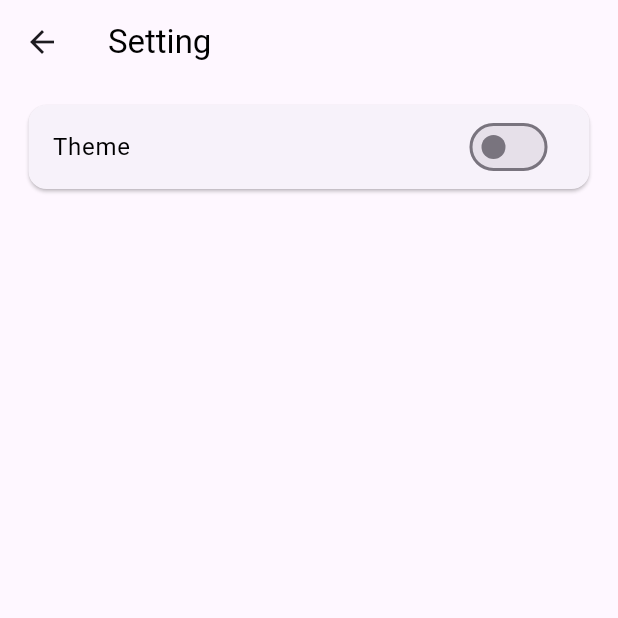
After one commit to tranMinhTien2k3/Mobile_App_Travel_Community, a Flutter app: the SettingPage screen opened by its route, on a phone screen of 412 x 824 dp, the top half of it. The commit adds this screen. Run offline on Flutter 3.47's test engine with Material 3 defaults, Android fonts, the phone set to English and light mode, and no system bars; our stand-ins replace animated_text_kit, carousel_slider, cloud_firestore, dartz, dio, firebase_auth and 17 more; missing offline and left inert: flutter_facebook_auth; accounts and stored records are empty; network calls fail.

Commit message:
feat: setting page and dark mode

```diff
--- a/lib/Components/drawer_home.dart
+++ b/lib/Components/drawer_home.dart
@@ -70,6 +70,11 @@ class DrawerHome extends ConsumerWidget {
                 (route) => false)
               ;
             },
+          ),
+          ListTile(
+            leading: const Icon(Icons.settings),
+            title: Text('Setting'),
+            onTap: () => Navigator.pushNamed(context, '/setting'),
           )
         ],
       ),
--- a/lib/Views/home_page.dart
+++ b/lib/Views/home_page.dart
@@ -1,7 +1,9 @@
 import 'package:flutter/material.dart';
+import 'package:travel_app/Components/bottom_nav.dart';
 import 'package:travel_app/Components/drawer_home.dart';
 import 'package:travel_app/Views/country_list.dart';
 import 'package:travel_app/Views/favorite_screen.dart';
+import 'package:travel_app/Views/setting.dart';
 
 class Home_Page extends StatelessWidget {
   const Home_Page({super.key});
--- /dev/null
+++ b/lib/Views/setting.dart
@@ -0,0 +1,44 @@
+import 'package:flutter/foundation.dart';
+import 'package:flutter/material.dart';
+import 'package:flutter_riverpod/flutter_riverpod.dart';
+import 'package:travel_app/repositories/theme_notifier.dart';
+
+class SettingPage extends ConsumerWidget {
+  const SettingPage({super.key});
+
+  @override
+  Widget build(BuildContext context, WidgetRef ref) {
+
+    final themeNotifier = ref.watch(themeNotifierProvider.notifier);
+    final isDarkMode = ref.watch(themeNotifierProvider) == ThemeModeState.dark;
+
+    return Scaffold(
+      appBar: AppBar(
+        title: Text(
+          'Setting',
+          style: TextStyle(
+            color: isDarkMode ? Colors.white : Colors.black
+          ),
+        ),
+      ),
+      body: Padding(
+        padding: const EdgeInsets.fromLTRB(15, 10, 15, 10),
+        child: ListView(
+          children: [
+            Card(
+              child: ListTile(
+                title: Text('Theme', style: TextStyle(color: isDarkMode ? Colors.white : Colors.black),),
+                trailing: Switch(
+                  value: isDarkMode,
+                  onChanged: (value){
+                    themeNotifier.setTheme(value ? ThemeModeState.dark : ThemeModeState.light);
+                  },
+                ),
+              ),
+            )
+          ],
+        )
+      ),
+    );
+  }
+}
--- a/lib/form/favorite_city_list.dart
+++ b/lib/form/favorite_city_list.dart
@@ -87,6 +87,7 @@ import 'package:travel_app/Widgets/notify.dart';
 import 'package:travel_app/repositories/auth_provider.dart';
 import 'package:travel_app/repositories/favorite_provider.dart';
 import 'package:travel_app/repositories/get_firebase_data_provider.dart';
+import 'package:travel_app/repositories/theme_notifier.dart';
 
 class FavoriteCityList extends ConsumerWidget {
   final String userId;
@@ -99,6 +100,7 @@ class FavoriteCityList extends ConsumerWidget {
     final favoritesCitiesAsyncValue = ref.watch(getCitiesFavoriteProvider(userId));
     final userAsyncValue = ref.watch(userProvider);
     final favoriteController = ref.watch(favoriteManagerProvider);
+    final isDarkMode = ref.watch(themeNotifierProvider) == ThemeModeState.dark;
 
     return Container(
       height: double.infinity,
@@ -132,7 +134,7 @@ class FavoriteCityList extends ConsumerWidget {
                         child: Card(
                           margin: const EdgeInsets.symmetric(vertical: 5, horizontal: 5),
                           child: ListTile(
-                            title: Text(country.name),
+                            title: Text(country.name, style: TextStyle(color: isDarkMode? Colors.white : Colors.black),),
                             trailing: const Icon(Icons.arrow_forward_ios),
                             onTap:() => Navigator.push (
                               context,
--- a/lib/form/favorite_country_list.dart
+++ b/lib/form/favorite_country_list.dart
@@ -5,6 +5,7 @@ import 'package:travel_app/Widgets/notify.dart';
 import 'package:travel_app/repositories/auth_provider.dart';
 import 'package:travel_app/repositories/favorite_provider.dart';
 import 'package:travel_app/repositories/get_firebase_data_provider.dart';
+import 'package:travel_app/repositories/theme_notifier.dart';
 
 class FavoriteCountryList extends ConsumerWidget {
   final String userId;
@@ -17,6 +18,7 @@ class FavoriteCountryList extends ConsumerWidget {
     final favoritesCountriesAsyncValue = ref.watch(getCountriesFavoriteProvider(userId));
     final userAsyncValue = ref.watch(userProvider);
     final favoriteController = ref.watch(favoriteManagerProvider);
+    final isDarkMode = ref.watch(themeNotifierProvider) == ThemeModeState.dark;
 
     return Container(
       height: double.infinity,
@@ -50,7 +52,7 @@ class FavoriteCountryList extends ConsumerWidget {
                         child: Card(
                           margin: const EdgeInsets.symmetric(vertical: 5, horizontal: 5),
                           child: ListTile(
-                            title: Text(country.name),
+                            title: Text(country.name, style: TextStyle(color: isDarkMode? Colors.white : Colors.black),),
                             trailing: const Icon(Icons.arrow_forward_ios),
                             onTap:() => Navigator.push (
                               context,
--- a/lib/repositories/route_transition.dart
+++ b/lib/repositories/route_transition.dart
@@ -2,11 +2,13 @@ import 'package:flutter/material.dart';
 import 'package:travel_app/Views/cities_list.dart';
 import 'package:travel_app/Views/city_detail.dart';
 import 'package:travel_app/Views/country_detail.dart';
+import 'package:travel_app/Views/favorite_screen.dart';
 import 'package:travel_app/Views/first_page.dart';
 import 'package:travel_app/Views/forgot_pass_page.dart';
 import 'package:travel_app/Views/home_page.dart';
 import 'package:travel_app/Views/login_page.dart';
 import 'package:travel_app/Views/profile_page.dart';
+import 'package:travel_app/Views/setting.dart';
 import 'package:travel_app/Views/sign_up_page.dart';
 
 Route<dynamic> generateRoute(RouteSettings settings) {
@@ -42,6 +44,11 @@ Route<dynamic> generateRoute(RouteSettings settings) {
     case '/country_infor':
       builder = (BuildContext context) =>  CountryDetail(name: '', iso2: '', userId: '',);
       break;
+    case '/favorite_page':
+      builder = (BuildContext context) => FavoriteScreen(userId: '');
+      break;
+    case '/setting':
+      builder = (BuildContext context) => SettingPage();
 
     default:
       throw Exception('Invalid route: ${settings.name}');
--- /dev/null
+++ b/lib/repositories/theme_notifier.dart
@@ -0,0 +1,28 @@
+import 'package:flutter/material.dart';
+import 'package:flutter_riverpod/flutter_riverpod.dart';
+import 'package:shared_preferences/shared_preferences.dart';
+
+enum ThemeModeState{light, dark}
+
+
+class ThemeNotifier extends StateNotifier<ThemeModeState>{
+  ThemeNotifier() : super(ThemeModeState.light){
+    loadTheme();
+  }
+
+  void loadTheme() async{
+    final prefs = await SharedPreferences.getInstance();
+    final isDarkMode = prefs.getBool('isDarkMode') ?? false;
+    state = isDarkMode ? ThemeModeState.dark : ThemeModeState.light;
+  }
+
+  void setTheme(ThemeModeState theme) async{
+    state = theme;
+    final prefs = await SharedPreferences.getInstance();
+    prefs.setBool('isDarkMode', theme == ThemeMode.dark);
+  }
+}
+
+final themeNotifierProvider = StateNotifierProvider<ThemeNotifier, ThemeModeState>((ref){
+  return ThemeNotifier();
+});
--- a/pubspec.yaml
+++ b/pubspec.yaml
@@ -63,6 +63,7 @@ dependencies:
   image_picker: ^1.1.2
   floating_bottom_navigation_bar: ^1.5.2
   flutter_floating_bottom_bar: ^1.2.0
+  shared_preferences: ^2.2.3
 
 dev_dependencies:
   flutter_test:
```
Also changed, not shown: lib/Components/bottom_nav.dart (added, +246 -0 lines), lib/Views/city_detail.dart (+9 -8 lines), lib/Views/country_detail.dart (+10 -10 lines), lib/Views/favorite_screen.dart (+7 -0 lines), lib/Widgets/text_color.dart (+4 -15 lines), lib/main.dart (+19 -12 lines), lib/repositories/page_state_provider.dart (added, +16 -0 lines), pubspec.lock, 1 other file.
